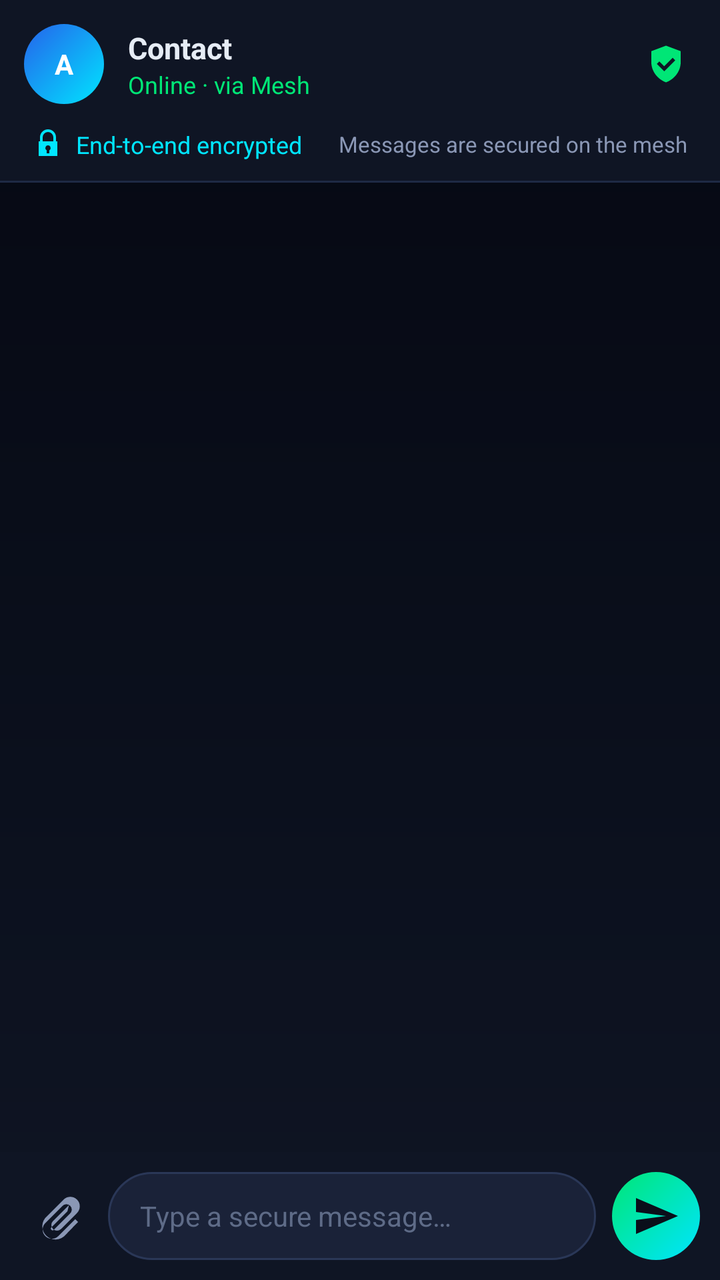
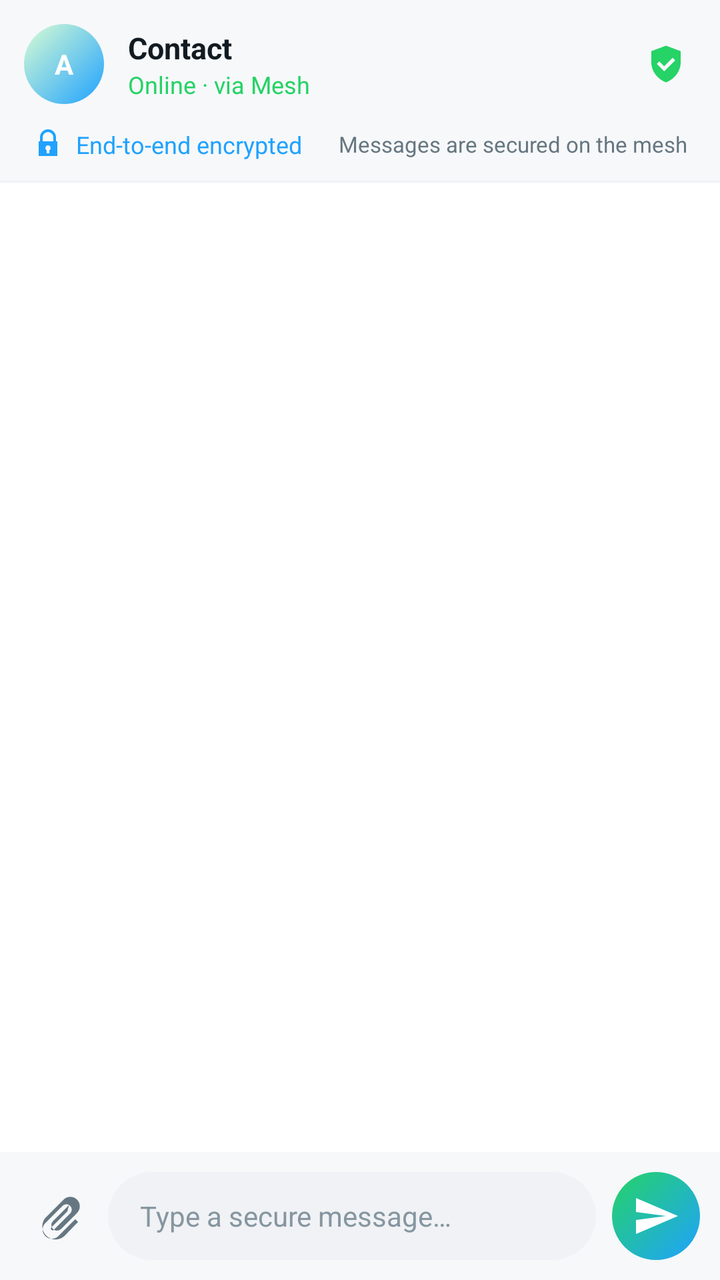

Compare the two renders of this Android layout. The source of the first and the diff that turns it into the second are given below.
<!-- AndroidManifest.xml: application theme Theme.TharMesh -->
<!-- res/layout/activity_chat.xml -->
<?xml version="1.0" encoding="utf-8"?>
<LinearLayout xmlns:android="http://schemas.android.com/apk/res/android"
    android:layout_width="match_parent"
    android:layout_height="match_parent"
    android:background="@drawable/bg_screen_gradient"
    android:orientation="vertical"
    android:fitsSystemWindows="true">

    
    <LinearLayout
        android:layout_width="match_parent"
        android:layout_height="wrap_content"
        android:background="@color/tm_bg_2"
        android:gravity="center_vertical"
        android:orientation="horizontal"
        android:paddingStart="12dp"
        android:paddingEnd="16dp"
        android:paddingTop="12dp"
        android:paddingBottom="12dp">

        <TextView
            android:id="@+id/text_chat_avatar"
            android:layout_width="40dp"
            android:layout_height="40dp"
            android:background="@drawable/bg_avatar"
            android:gravity="center"
            android:text="A"
            android:textColor="@android:color/white"
            android:textStyle="bold" />

        <LinearLayout
            android:layout_width="0dp"
            android:layout_height="wrap_content"
            android:layout_marginStart="12dp"
            android:layout_weight="1"
            android:orientation="vertical">

            <TextView
                android:id="@+id/text_chat_title"
                style="@style/Text.H3"
                android:layout_width="match_parent"
                android:layout_height="wrap_content"
                android:maxLines="1"
                android:ellipsize="end"
                android:text="Contact" />

            <TextView
                android:id="@+id/text_top_status"
                style="@style/Text.Caption"
                android:layout_width="match_parent"
                android:layout_height="wrap_content"
                android:textColor="@color/tm_neon_green"
                android:text="@string/chat_header_offline" />
        </LinearLayout>

        <ImageView
            android:layout_width="22dp"
            android:layout_height="22dp"
            android:src="@drawable/ic_shield" />
    </LinearLayout>

    
    <LinearLayout
        android:layout_width="match_parent"
        android:layout_height="wrap_content"
        android:background="@color/tm_bg_2"
        android:gravity="center_vertical"
        android:orientation="horizontal"
        android:paddingStart="16dp"
        android:paddingEnd="16dp"
        android:paddingBottom="10dp">

        <ImageView
            android:layout_width="16dp"
            android:layout_height="16dp"
            android:src="@drawable/ic_lock" />

        <TextView
            style="@style/Text.Caption"
            android:layout_width="0dp"
            android:layout_height="wrap_content"
            android:layout_marginStart="6dp"
            android:layout_weight="1"
            android:text="@string/chat_header_encrypted"
            android:textColor="@color/tm_neon_cyan" />

        <TextView
            style="@style/Text.Caption"
            android:layout_width="wrap_content"
            android:layout_height="wrap_content"
            android:text="@string/chat_header_encrypted_sub"
            android:textColor="@color/tm_text_secondary"
            android:textSize="11sp" />
    </LinearLayout>

    <View
        android:layout_width="match_parent"
        android:layout_height="1dp"
        android:background="@color/tm_stroke_soft" />

    <androidx.recyclerview.widget.RecyclerView
        android:id="@+id/recycler_messages"
        android:layout_width="match_parent"
        android:layout_height="0dp"
        android:layout_weight="1"
        android:clipToPadding="false"
        android:paddingTop="8dp"
        android:paddingBottom="8dp" />

    <LinearLayout
        android:id="@+id/reply_bar"
        android:layout_width="match_parent"
        android:layout_height="wrap_content"
        android:background="@color/tm_bg_2"
        android:orientation="horizontal"
        android:paddingStart="12dp"
        android:paddingEnd="8dp"
        android:paddingTop="8dp"
        android:paddingBottom="8dp"
        android:visibility="gone">

        <View
            android:layout_width="3dp"
            android:layout_height="match_parent"
            android:background="@color/tm_neon_cyan" />

        <LinearLayout
            android:layout_width="0dp"
            android:layout_height="wrap_content"
            android:layout_weight="1"
            android:orientation="vertical"
            android:paddingStart="10dp"
            android:paddingEnd="8dp">

            <TextView
                android:id="@+id/reply_bar_author"
                android:layout_width="wrap_content"
                android:layout_height="wrap_content"
                android:textColor="@color/tm_neon_cyan"
                android:textSize="12sp"
                android:textStyle="bold"
                android:text="@string/chat_reply_to" />

            <TextView
                android:id="@+id/reply_bar_preview"
                android:layout_width="match_parent"
                android:layout_height="wrap_content"
                android:maxLines="2"
                android:ellipsize="end"
                android:textColor="@color/tm_text_secondary"
                android:textSize="13sp" />
        </LinearLayout>

        <ImageButton
            android:id="@+id/reply_bar_close"
            android:layout_width="36dp"
            android:layout_height="36dp"
            android:background="@android:color/transparent"
            android:contentDescription="@string/chat_cancel_reply"
            android:src="@drawable/ic_close" />
    </LinearLayout>

    
    <LinearLayout
        android:layout_width="match_parent"
        android:layout_height="wrap_content"
        android:background="@color/tm_bg_2"
        android:gravity="center_vertical"
        android:orientation="horizontal"
        android:padding="10dp">

        <ImageButton
            android:id="@+id/button_attach"
            android:layout_width="40dp"
            android:layout_height="40dp"
            android:background="@android:color/transparent"
            android:contentDescription="@string/chat_attach"
            android:src="@drawable/ic_attach" />

        <EditText
            android:id="@+id/edit_message"
            android:layout_width="0dp"
            android:layout_height="44dp"
            android:layout_marginStart="4dp"
            android:layout_marginEnd="8dp"
            android:layout_weight="1"
            android:background="@drawable/bg_input"
            android:hint="@string/hint_message"
            android:inputType="textMultiLine|textCapSentences"
            android:maxLines="4"
            android:paddingStart="16dp"
            android:paddingEnd="16dp"
            android:textColor="@color/tm_text_primary"
            android:textColorHint="@color/tm_text_muted"
            android:textSize="14sp" />

        <ImageButton
            android:id="@+id/button_send"
            android:layout_width="44dp"
            android:layout_height="44dp"
            android:background="@drawable/bg_fab_gradient"
            android:contentDescription="@string/chat_send"
            android:src="@drawable/ic_send" />
    </LinearLayout>

</LinearLayout>
<!-- resources referenced by this layout -->
<resources>
  <color name="tm_bg_2">#0F1524</color>
  <color name="tm_neon_cyan">#00E5FF</color>
  <color name="tm_neon_green">#00E676</color>
  <color name="tm_stroke_soft">#1E2A45</color>
  <color name="tm_text_muted">#5E6B87</color>
  <color name="tm_text_primary">#E6ECF5</color>
  <color name="tm_text_secondary">#8A97B5</color>
  <!-- drawable bg_avatar (drawable) -->
  <?xml version="1.0" encoding="utf-8"?>
  <shape xmlns:android="http://schemas.android.com/apk/res/android" android:shape="oval">
      <gradient
          android:type="linear"
          android:angle="135"
          android:startColor="@color/tm_neon_cyan"
          android:endColor="@color/tm_bubble_me_end" />
  </shape>
  <!-- drawable bg_fab_gradient (drawable) -->
  <?xml version="1.0" encoding="utf-8"?>
  <shape xmlns:android="http://schemas.android.com/apk/res/android" android:shape="oval">
      <gradient
          android:type="linear"
          android:angle="135"
          android:startColor="@color/tm_neon_cyan"
          android:endColor="@color/tm_neon_green" />
  </shape>
  <!-- drawable bg_input (drawable) -->
  <?xml version="1.0" encoding="utf-8"?>
  <shape xmlns:android="http://schemas.android.com/apk/res/android"
      android:shape="rectangle">
      <solid android:color="@color/tm_surface_2" />
      <stroke android:width="1dp" android:color="@color/tm_stroke" />
      <corners android:radius="100dp" />
  </shape>
  <!-- drawable bg_screen_gradient (drawable) -->
  <?xml version="1.0" encoding="utf-8"?>
  <shape xmlns:android="http://schemas.android.com/apk/res/android"
      android:shape="rectangle">
      <gradient
          android:type="linear"
          android:angle="90"
          android:startColor="@color/tm_gradient_top"
          android:endColor="@color/tm_gradient_bottom" />
  </shape>
  <!-- drawable ic_attach (drawable) -->
  <vector xmlns:android="http://schemas.android.com/apk/res/android"
      android:width="24dp" android:height="24dp"
      android:viewportWidth="24" android:viewportHeight="24"
      android:tint="@color/tm_text_secondary">
      <path android:fillColor="@android:color/white"
          android:pathData="M16.5,6.5l-8,8a2.8,2.8 0 1,0 4,4l8,-8a4.7,4.7 0 1,0 -6.7,-6.7l-8.3,8.3a6.6,6.6 0 1,0 9.3,9.3L21,15l-1.4,-1.4L11.3,21.9a4.6,4.6 0 1,1 -6.5,-6.5l8.3,-8.3a2.7,2.7 0 1,1 3.8,3.8l-8,8a0.8,0.8 0 1,1 -1.2,-1.2l8,-8z"/>
  </vector>
  <!-- drawable ic_close (drawable) -->
  <vector xmlns:android="http://schemas.android.com/apk/res/android"
      android:width="24dp" android:height="24dp"
      android:viewportWidth="24" android:viewportHeight="24"
      android:tint="@color/tm_text_secondary">
      <path android:fillColor="@android:color/white"
          android:pathData="M19,6.4L17.6,5L12,10.6L6.4,5L5,6.4L10.6,12L5,17.6L6.4,19L12,13.4L17.6,19L19,17.6L13.4,12z"/>
  </vector>
  <!-- drawable ic_lock (drawable) -->
  <vector xmlns:android="http://schemas.android.com/apk/res/android"
      android:width="24dp" android:height="24dp"
      android:viewportWidth="24" android:viewportHeight="24"
      android:tint="@color/tm_neon_cyan">
      <path android:fillColor="@android:color/white"
          android:pathData="M6,10V7a6,6 0 0,1 12,0v3h1v11H5V10zM8,10h8V7a4,4 0 0,0 -8,0zM12,13a2,2 0 0,0 -1,3.7V19h2v-2.3A2,2 0 0,0 12,13z"/>
  </vector>
  <!-- drawable ic_send (drawable) -->
  <vector xmlns:android="http://schemas.android.com/apk/res/android"
      android:width="24dp" android:height="24dp"
      android:viewportWidth="24" android:viewportHeight="24"
      android:tint="@color/tm_bg">
      <path android:fillColor="@android:color/white"
          android:pathData="M2,21l21,-9L2,3v7l15,2L2,14z"/>
  </vector>
  <!-- drawable ic_shield (drawable) -->
  <vector xmlns:android="http://schemas.android.com/apk/res/android"
      android:width="24dp" android:height="24dp"
      android:viewportWidth="24" android:viewportHeight="24"
      android:tint="@color/tm_neon_green">
      <path android:fillColor="@android:color/white"
          android:pathData="M12,2l8,3v6c0,5 -3.4,9.3 -8,11c-4.6,-1.7 -8,-6 -8,-11V5zM11,16l6,-6l-1.4,-1.4L11,13.2l-2.6,-2.6L7,12z"/>
  </vector>
  <style name="Text.Caption" parent="TextAppearance.AppCompat">
          <item name="android:textColor">@color/tm_text_secondary</item>
          <item name="android:textSize">12sp</item>
      </style>
  <style name="Text.H3" parent="TextAppearance.AppCompat">
          <item name="android:textColor">@color/tm_text_primary</item>
          <item name="android:textSize">15sp</item>
          <item name="android:textStyle">bold</item>
      </style>
  <style name="Theme.TharMesh" parent="Theme.MaterialComponents.NoActionBar">
          <item name="colorPrimary">@color/tm_neon_cyan</item>
          <item name="colorPrimaryVariant">@color/tm_neon_cyan_dim</item>
          <item name="colorOnPrimary">@color/tm_bg</item>
          <item name="colorSecondary">@color/tm_neon_green</item>
          <item name="colorSecondaryVariant">@color/tm_neon_green_dim</item>
          <item name="colorOnSecondary">@color/tm_bg</item>
          <item name="colorSurface">@color/tm_surface</item>
          <item name="colorOnSurface">@color/tm_text_primary</item>
          <item name="android:colorBackground">@color/tm_bg</item>
          <item name="android:textColorPrimary">@color/tm_text_primary</item>
          <item name="android:textColorSecondary">@color/tm_text_secondary</item>
          <item name="android:windowBackground">@color/tm_bg</item>
          <item name="android:statusBarColor" tools:targetApi="l">@color/tm_bg</item>
          <item name="android:navigationBarColor" tools:targetApi="l">@color/tm_bg</item>
      </style>
  <color name="tm_bubble_me_end">#2563EB</color>
  <color name="tm_surface_2">#1A2238</color>
  <color name="tm_stroke">#2A3757</color>
  <color name="tm_gradient_top">#0F1524</color>
  <color name="tm_gradient_bottom">#050812</color>
  <color name="tm_bg">#0A0E1A</color>
  <color name="tm_neon_cyan_dim">#1A4B5C</color>
  <color name="tm_neon_green_dim">#0F3B26</color>
  <color name="tm_surface">#131A2B</color>
  <!-- unchanged entries left out for length: 8 -->
</resources>

<!-- the commit's change to res/layout/activity_chat.xml (unified diff, before → after) -->
@@ -10,7 +10,7 @@
     <LinearLayout
         android:layout_width="match_parent"
         android:layout_height="wrap_content"
-        android:background="@color/tm_bg_2"
+        android:background="?attr/tmBg2"
         android:gravity="center_vertical"
         android:orientation="horizontal"
         android:paddingStart="12dp"
@@ -49,7 +49,7 @@
                 style="@style/Text.Caption"
                 android:layout_width="match_parent"
                 android:layout_height="wrap_content"
-                android:textColor="@color/tm_neon_green"
+                android:textColor="?attr/tmNeonGreen"
                 android:text="@string/chat_header_offline" />
         </LinearLayout>
 
@@ -63,7 +63,7 @@
     <LinearLayout
         android:layout_width="match_parent"
         android:layout_height="wrap_content"
-        android:background="@color/tm_bg_2"
+        android:background="?attr/tmBg2"
         android:gravity="center_vertical"
         android:orientation="horizontal"
         android:paddingStart="16dp"
@@ -82,21 +82,21 @@
             android:layout_marginStart="6dp"
             android:layout_weight="1"
             android:text="@string/chat_header_encrypted"
-            android:textColor="@color/tm_neon_cyan" />
+            android:textColor="?attr/tmNeonCyan" />
 
         <TextView
             style="@style/Text.Caption"
             android:layout_width="wrap_content"
             android:layout_height="wrap_content"
             android:text="@string/chat_header_encrypted_sub"
-            android:textColor="@color/tm_text_secondary"
+            android:textColor="?attr/tmTextSecondary"
             android:textSize="11sp" />
     </LinearLayout>
 
     <View
         android:layout_width="match_parent"
         android:layout_height="1dp"
-        android:background="@color/tm_stroke_soft" />
+        android:background="?attr/tmStrokeSoft" />
 
     <androidx.recyclerview.widget.RecyclerView
         android:id="@+id/recycler_messages"
@@ -111,7 +111,7 @@
         android:id="@+id/reply_bar"
         android:layout_width="match_parent"
         android:layout_height="wrap_content"
-        android:background="@color/tm_bg_2"
+        android:background="?attr/tmBg2"
         android:orientation="horizontal"
         android:paddingStart="12dp"
         android:paddingEnd="8dp"
@@ -122,7 +122,7 @@
         <View
             android:layout_width="3dp"
             android:layout_height="match_parent"
-            android:background="@color/tm_neon_cyan" />
+            android:background="?attr/tmNeonCyan" />
 
         <LinearLayout
             android:layout_width="0dp"
@@ -136,7 +136,7 @@
                 android:id="@+id/reply_bar_author"
                 android:layout_width="wrap_content"
                 android:layout_height="wrap_content"
-                android:textColor="@color/tm_neon_cyan"
+                android:textColor="?attr/tmNeonCyan"
                 android:textSize="12sp"
                 android:textStyle="bold"
                 android:text="@string/chat_reply_to" />
@@ -147,7 +147,7 @@
                 android:layout_height="wrap_content"
                 android:maxLines="2"
                 android:ellipsize="end"
-                android:textColor="@color/tm_text_secondary"
+                android:textColor="?attr/tmTextSecondary"
                 android:textSize="13sp" />
         </LinearLayout>
 
@@ -164,7 +164,7 @@
     <LinearLayout
         android:layout_width="match_parent"
         android:layout_height="wrap_content"
-        android:background="@color/tm_bg_2"
+        android:background="?attr/tmBg2"
         android:gravity="center_vertical"
         android:orientation="horizontal"
         android:padding="10dp">
@@ -190,8 +190,8 @@
             android:maxLines="4"
             android:paddingStart="16dp"
             android:paddingEnd="16dp"
-            android:textColor="@color/tm_text_primary"
-            android:textColorHint="@color/tm_text_muted"
+            android:textColor="?attr/tmTextPrimary"
+            android:textColorHint="?attr/tmTextMuted"
             android:textSize="14sp" />
 
         <ImageButton
<!-- resource entries referenced after the edit -->
@@ -1,20 +1,13 @@
 <!-- resources referenced by this layout -->
 <resources>
-  <color name="tm_bg_2">#0F1524</color>
-  <color name="tm_neon_cyan">#00E5FF</color>
-  <color name="tm_neon_green">#00E676</color>
-  <color name="tm_stroke_soft">#1E2A45</color>
-  <color name="tm_text_muted">#5E6B87</color>
-  <color name="tm_text_primary">#E6ECF5</color>
-  <color name="tm_text_secondary">#8A97B5</color>
   <!-- drawable bg_avatar (drawable) -->
   <?xml version="1.0" encoding="utf-8"?>
   <shape xmlns:android="http://schemas.android.com/apk/res/android" android:shape="oval">
       <gradient
           android:type="linear"
           android:angle="135"
-          android:startColor="@color/tm_neon_cyan"
-          android:endColor="@color/tm_bubble_me_end" />
+          android:startColor="?attr/tmNeonCyan"
+          android:endColor="?attr/tmBubbleMeEnd" />
   </shape>
   <!-- drawable bg_fab_gradient (drawable) -->
   <?xml version="1.0" encoding="utf-8"?>
@@ -22,15 +15,14 @@
       <gradient
           android:type="linear"
           android:angle="135"
-          android:startColor="@color/tm_neon_cyan"
-          android:endColor="@color/tm_neon_green" />
+          android:startColor="?attr/tmNeonCyan"
+          android:endColor="?attr/tmNeonGreen" />
   </shape>
   <!-- drawable bg_input (drawable) -->
   <?xml version="1.0" encoding="utf-8"?>
   <shape xmlns:android="http://schemas.android.com/apk/res/android"
       android:shape="rectangle">
-      <solid android:color="@color/tm_surface_2" />
-      <stroke android:width="1dp" android:color="@color/tm_stroke" />
+      <solid android:color="?attr/tmSearchFill" />
       <corners android:radius="100dp" />
   </shape>
   <!-- drawable bg_screen_gradient (drawable) -->
@@ -40,14 +32,14 @@
       <gradient
           android:type="linear"
           android:angle="90"
-          android:startColor="@color/tm_gradient_top"
-          android:endColor="@color/tm_gradient_bottom" />
+          android:startColor="?attr/tmGradientTop"
+          android:endColor="?attr/tmGradientBottom" />
   </shape>
   <!-- drawable ic_attach (drawable) -->
   <vector xmlns:android="http://schemas.android.com/apk/res/android"
       android:width="24dp" android:height="24dp"
       android:viewportWidth="24" android:viewportHeight="24"
-      android:tint="@color/tm_text_secondary">
+      android:tint="?attr/tmTextSecondary">
       <path android:fillColor="@android:color/white"
           android:pathData="M16.5,6.5l-8,8a2.8,2.8 0 1,0 4,4l8,-8a4.7,4.7 0 1,0 -6.7,-6.7l-8.3,8.3a6.6,6.6 0 1,0 9.3,9.3L21,15l-1.4,-1.4L11.3,21.9a4.6,4.6 0 1,1 -6.5,-6.5l8.3,-8.3a2.7,2.7 0 1,1 3.8,3.8l-8,8a0.8,0.8 0 1,1 -1.2,-1.2l8,-8z"/>
   </vector>
@@ -55,7 +47,7 @@
   <vector xmlns:android="http://schemas.android.com/apk/res/android"
       android:width="24dp" android:height="24dp"
       android:viewportWidth="24" android:viewportHeight="24"
-      android:tint="@color/tm_text_secondary">
+      android:tint="?attr/tmTextSecondary">
       <path android:fillColor="@android:color/white"
           android:pathData="M19,6.4L17.6,5L12,10.6L6.4,5L5,6.4L10.6,12L5,17.6L6.4,19L12,13.4L17.6,19L19,17.6L13.4,12z"/>
   </vector>
@@ -63,7 +55,7 @@
   <vector xmlns:android="http://schemas.android.com/apk/res/android"
       android:width="24dp" android:height="24dp"
       android:viewportWidth="24" android:viewportHeight="24"
-      android:tint="@color/tm_neon_cyan">
+      android:tint="?attr/tmNeonCyan">
       <path android:fillColor="@android:color/white"
           android:pathData="M6,10V7a6,6 0 0,1 12,0v3h1v11H5V10zM8,10h8V7a4,4 0 0,0 -8,0zM12,13a2,2 0 0,0 -1,3.7V19h2v-2.3A2,2 0 0,0 12,13z"/>
   </vector>
@@ -71,7 +63,7 @@
   <vector xmlns:android="http://schemas.android.com/apk/res/android"
       android:width="24dp" android:height="24dp"
       android:viewportWidth="24" android:viewportHeight="24"
-      android:tint="@color/tm_bg">
+      android:tint="?attr/tmBg">
       <path android:fillColor="@android:color/white"
           android:pathData="M2,21l21,-9L2,3v7l15,2L2,14z"/>
   </vector>
@@ -79,44 +71,111 @@
   <vector xmlns:android="http://schemas.android.com/apk/res/android"
       android:width="24dp" android:height="24dp"
       android:viewportWidth="24" android:viewportHeight="24"
-      android:tint="@color/tm_neon_green">
+      android:tint="?attr/tmNeonGreen">
       <path android:fillColor="@android:color/white"
           android:pathData="M12,2l8,3v6c0,5 -3.4,9.3 -8,11c-4.6,-1.7 -8,-6 -8,-11V5zM11,16l6,-6l-1.4,-1.4L11,13.2l-2.6,-2.6L7,12z"/>
   </vector>
   <style name="Text.Caption" parent="TextAppearance.AppCompat">
-          <item name="android:textColor">@color/tm_text_secondary</item>
+          <item name="android:textColor">?attr/tmTextSecondary</item>
           <item name="android:textSize">12sp</item>
       </style>
   <style name="Text.H3" parent="TextAppearance.AppCompat">
-          <item name="android:textColor">@color/tm_text_primary</item>
+          <item name="android:textColor">?attr/tmTextPrimary</item>
           <item name="android:textSize">15sp</item>
           <item name="android:textStyle">bold</item>
       </style>
-  <style name="Theme.TharMesh" parent="Theme.MaterialComponents.NoActionBar">
-          <item name="colorPrimary">@color/tm_neon_cyan</item>
-          <item name="colorPrimaryVariant">@color/tm_neon_cyan_dim</item>
-          <item name="colorOnPrimary">@color/tm_bg</item>
-          <item name="colorSecondary">@color/tm_neon_green</item>
-          <item name="colorSecondaryVariant">@color/tm_neon_green_dim</item>
-          <item name="colorOnSecondary">@color/tm_bg</item>
-          <item name="colorSurface">@color/tm_surface</item>
-          <item name="colorOnSurface">@color/tm_text_primary</item>
-          <item name="android:colorBackground">@color/tm_bg</item>
-          <item name="android:textColorPrimary">@color/tm_text_primary</item>
-          <item name="android:textColorSecondary">@color/tm_text_secondary</item>
-          <item name="android:windowBackground">@color/tm_bg</item>
-          <item name="android:statusBarColor" tools:targetApi="l">@color/tm_bg</item>
-          <item name="android:navigationBarColor" tools:targetApi="l">@color/tm_bg</item>
+  <style name="Theme.TharMesh" parent="Theme.MaterialComponents.DayNight.NoActionBar">
+          
+          <item name="colorPrimary">@color/tm_light_neon_green</item>
+          <item name="colorPrimaryVariant">@color/tm_light_neon_green_dim</item>
+          <item name="colorOnPrimary">@color/tm_light_bg</item>
+          <item name="colorSecondary">@color/tm_light_neon_cyan</item>
+          <item name="colorSecondaryVariant">@color/tm_light_neon_cyan_dim</item>
+          <item name="colorOnSecondary">@color/tm_light_bg</item>
+          <item name="colorSurface">@color/tm_light_surface</item>
+          <item name="colorOnSurface">@color/tm_light_text_primary</item>
+          <item name="android:colorBackground">@color/tm_light_bg</item>
+          <item name="android:textColorPrimary">@color/tm_light_text_primary</item>
+          <item name="android:textColorSecondary">@color/tm_light_text_secondary</item>
+          <item name="android:windowBackground">@color/tm_light_bg</item>
+          <item name="android:statusBarColor" tools:targetApi="l">@color/tm_light_bg</item>
+          <item name="android:navigationBarColor" tools:targetApi="l">@color/tm_light_bg</item>
+          <item name="android:windowLightStatusBar" tools:targetApi="m">true</item>
+  
+          
+          <item name="tmBg">@color/tm_light_bg</item>
+          <item name="tmBg2">@color/tm_light_bg_2</item>
+          <item name="tmSurface">@color/tm_light_surface</item>
+          <item name="tmSurface2">@color/tm_light_surface_2</item>
+          <item name="tmSurfaceGlass">@color/tm_light_surface_glass</item>
+          <item name="tmStroke">@color/tm_light_stroke</item>
+          <item name="tmStrokeSoft">@color/tm_light_stroke_soft</item>
+  
+          <item name="tmTextPrimary">@color/tm_light_text_primary</item>
+          <item name="tmTextSecondary">@color/tm_light_text_secondary</item>
+          <item name="tmTextMuted">@color/tm_light_text_muted</item>
+  
+          <item name="tmNeonCyan">@color/tm_light_neon_cyan</item>
+          <item name="tmNeonCyanDim">@color/tm_light_neon_cyan_dim</item>
+          <item name="tmNeonGreen">@color/tm_light_neon_green</item>
+          <item name="tmNeonGreenDim">@color/tm_light_neon_green_dim</item>
+          <item name="tmDesertAmber">@color/tm_light_desert_amber</item>
+          <item name="tmDanger">@color/tm_light_danger</item>
+          <item name="tmDangerDim">@color/tm_light_danger_dim</item>
+          <item name="tmWarning">@color/tm_light_warning</item>
+  
+          <item name="tmBubbleMeStart">@color/tm_light_bubble_me_start</item>
+          <item name="tmBubbleMeEnd">@color/tm_light_bubble_me_end</item>
+          <item name="tmBubblePeer">@color/tm_light_bubble_peer</item>
+          <item name="tmBubbleTextMe">@color/tm_light_bubble_text_me</item>
+          <item name="tmBubbleTextPeer">@color/tm_light_bubble_text_peer</item>
+  
+          <item name="tmTickRead">@color/tm_light_tick_read</item>
+          <item name="tmTickDefault">@color/tm_light_tick_default</item>
+          <item name="tmUnreadBadge">@color/tm_light_unread_badge</item>
+          <item name="tmUnreadBadgeText">@color/tm_light_unread_badge_text</item>
+  
+          <item name="tmGradientTop">@color/tm_light_gradient_top</item>
+          <item name="tmGradientBottom">@color/tm_light_gradient_bottom</item>
+          <item name="tmGlowCyan20">@color/tm_light_glow_cyan_20</item>
+          <item name="tmGlowGreen20">@color/tm_light_glow_green_20</item>
+          <item name="tmGlowDanger20">@color/tm_light_glow_danger_20</item>
+  
+          <item name="tmSearchFill">@color/tm_light_search_fill</item>
       </style>
-  <color name="tm_bubble_me_end">#2563EB</color>
-  <color name="tm_surface_2">#1A2238</color>
-  <color name="tm_stroke">#2A3757</color>
-  <color name="tm_gradient_top">#0F1524</color>
-  <color name="tm_gradient_bottom">#050812</color>
-  <color name="tm_bg">#0A0E1A</color>
-  <color name="tm_neon_cyan_dim">#1A4B5C</color>
-  <color name="tm_neon_green_dim">#0F3B26</color>
-  <color name="tm_surface">#131A2B</color>
+  <color name="tm_light_neon_green">#25D366</color>
+  <color name="tm_light_neon_green_dim">#D9FDD3</color>
+  <color name="tm_light_bg">#FFFFFF</color>
+  <color name="tm_light_neon_cyan">#1FA2FF</color>
+  <color name="tm_light_neon_cyan_dim">#D6ECFF</color>
+  <color name="tm_light_surface">#FFFFFF</color>
+  <color name="tm_light_text_primary">#111B21</color>
+  <color name="tm_light_text_secondary">#667781</color>
+  <color name="tm_light_bg_2">#F7F8FA</color>
+  <color name="tm_light_surface_2">#F7F8FA</color>
+  <color name="tm_light_surface_glass">#FFFFFF</color>
+  <color name="tm_light_stroke">#E9EDEF</color>
+  <color name="tm_light_stroke_soft">#F0F2F5</color>
+  <color name="tm_light_text_muted">#8696A0</color>
+  <color name="tm_light_desert_amber">#F09D38</color>
+  <color name="tm_light_danger">#E53935</color>
+  <color name="tm_light_danger_dim">#FBE9E7</color>
+  <color name="tm_light_warning">#F09D38</color>
+  <color name="tm_light_bubble_me_start">#D9FDD3</color>
+  <color name="tm_light_bubble_me_end">#D9FDD3</color>
+  <color name="tm_light_bubble_peer">#FFFFFF</color>
+  <color name="tm_light_bubble_text_me">#111B21</color>
+  <color name="tm_light_bubble_text_peer">#111B21</color>
+  <color name="tm_light_tick_read">#53BDEB</color>
+  <color name="tm_light_tick_default">#8696A0</color>
+  <color name="tm_light_unread_badge">#25D366</color>
+  <color name="tm_light_unread_badge_text">#FFFFFF</color>
+  <color name="tm_light_gradient_top">#FFFFFF</color>
+  <color name="tm_light_gradient_bottom">#FFFFFF</color>
+  <color name="tm_light_glow_cyan_20">#331FA2FF</color>
+  <color name="tm_light_glow_green_20">#3325D366</color>
+  <color name="tm_light_glow_danger_20">#33E53935</color>
+  <color name="tm_light_search_fill">#F0F2F5</color>
   <!-- unchanged entries left out for length: 8 -->
 </resources>
 
